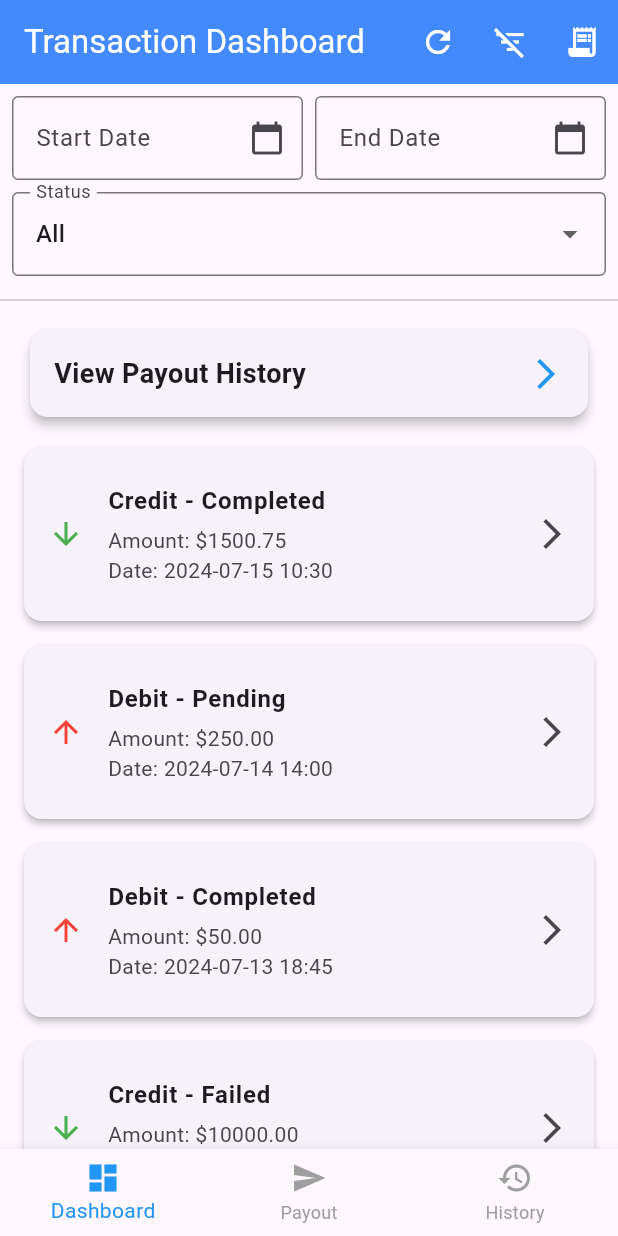
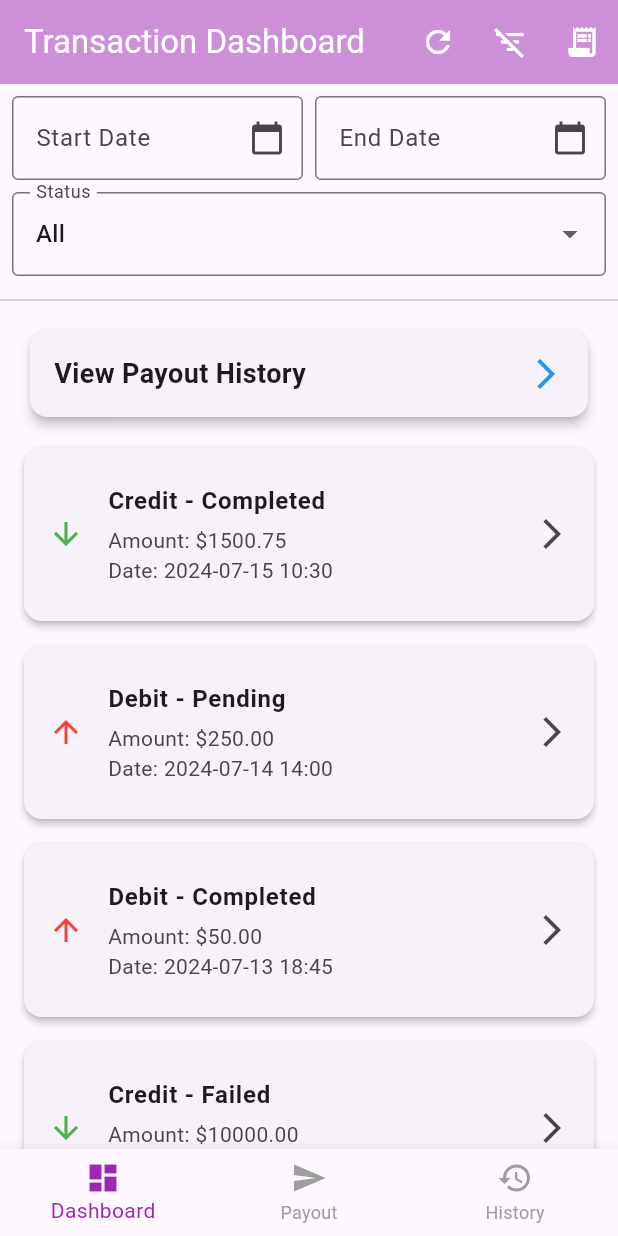
Before and after one commit to ShahanajMT/paywize, a Flutter app: the screen it shows after launch, on a phone screen of 412 x 824 dp. Run offline on Flutter 3.47's test engine with Material 3 defaults, Android fonts, the phone set to English and light mode, and no system bars; our stand-ins replace shared_preferences.

Commit message:
All are up-to date

```diff
--- a/lib/main.dart
+++ b/lib/main.dart
@@ -17,6 +17,7 @@ class MyApp extends StatelessWidget {
     return ChangeNotifierProvider(
       create: (context) => TransactionProvider(),
       child: MaterialApp(
+        debugShowCheckedModeBanner: false,
         title: 'Fintech App',
         theme: ThemeData(
           primarySwatch: Colors.blue,
@@ -76,7 +77,7 @@ class _MainAppScreenState extends State<MainAppScreen> {
           ),
         ],
         currentIndex: _selectedIndex,
-        selectedItemColor: Colors.blue,
+        selectedItemColor: Colors.purple,
         unselectedItemColor: Colors.grey, // Make unselected items visible
         onTap: _onItemTapped,
       ),
--- a/lib/screen/pay_form_screens.dart
+++ b/lib/screen/pay_form_screens.dart
@@ -111,6 +111,7 @@ class _PayoutFormScreenState extends State<PayoutFormScreen> {
   Widget build(BuildContext context) {
     return Scaffold(
       appBar: AppBar(
+        backgroundColor: Colors.purple.withOpacity(0.5),
         title: const Text('New Payout Request'),
       ),
       body: Padding(
@@ -165,8 +166,11 @@ class _PayoutFormScreenState extends State<PayoutFormScreen> {
               ElevatedButton(
                 onPressed: _submitForm,
                 style: ElevatedButton.styleFrom(
+                  foregroundColor: Colors.black,
+                  backgroundColor: Colors.purple.withOpacity(0.5),
                   padding: const EdgeInsets.symmetric(vertical: 16),
                   shape: RoundedRectangleBorder(
+
                     borderRadius: BorderRadius.circular(8),
                   ),
                 ),
--- a/lib/screen/pay_history_screens.dart
+++ b/lib/screen/pay_history_screens.dart
@@ -31,14 +31,15 @@ class _PayoutHistoryScreenState extends State<PayoutHistoryScreen> {
   Widget build(BuildContext context) {
     return Scaffold(
       appBar: AppBar(
+        backgroundColor: Colors.purple.withOpacity(0.5),
         title: const Text('Payout History'),
         actions: [
           IconButton(
-            icon: const Icon(Icons.refresh),
+            icon: const Icon(Icons.refresh, color: Colors.green,),
             onPressed: _loadPayoutRequests, // Refresh the list
           ),
           IconButton(
-            icon: const Icon(Icons.delete_forever),
+            icon: const Icon(Icons.delete, color: Colors.red,),
             onPressed: () async {
               // Option to clear all history
               bool? confirm = await showDialog<bool>(
--- a/lib/screen/transaction_dashboard_screen.dart
+++ b/lib/screen/transaction_dashboard_screen.dart
@@ -58,6 +58,7 @@ class _TransactionDashboardScreenState extends State<TransactionDashboardScreen>
   Widget build(BuildContext context) {
     return Scaffold(
       appBar: AppBar(
+        backgroundColor: Colors.purple.withOpacity(0.5),
         title: const Text('Transaction Dashboard'),
         actions: [
           IconButton(
@@ -103,6 +104,7 @@ class _TransactionDashboardScreenState extends State<TransactionDashboardScreen>
                         onTap: () => _selectDate(context, true),
                         child: AbsorbPointer(
                           child: TextFormField(
+
                             controller: _startDateController,
                             decoration: const InputDecoration(
                               labelText: 'Start Date',
```
